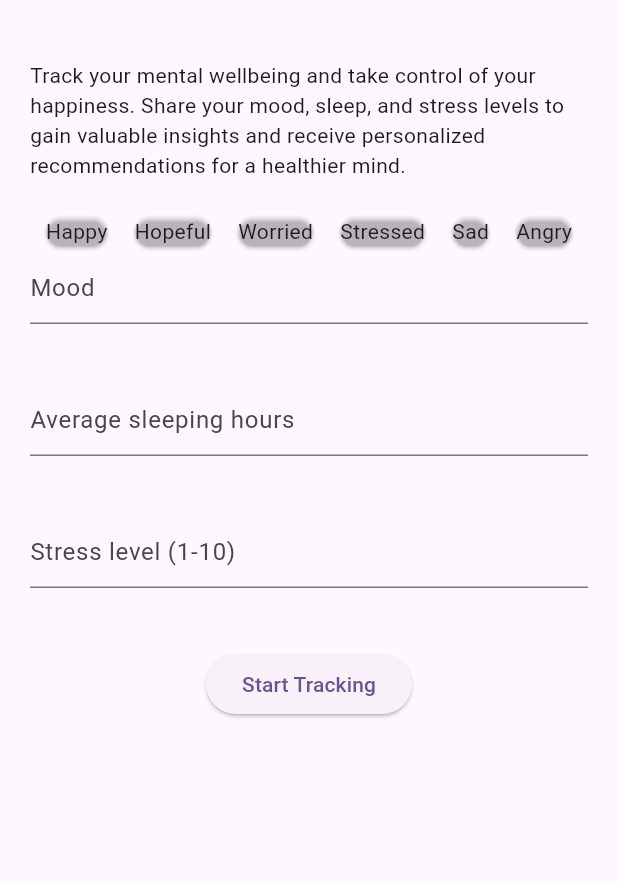
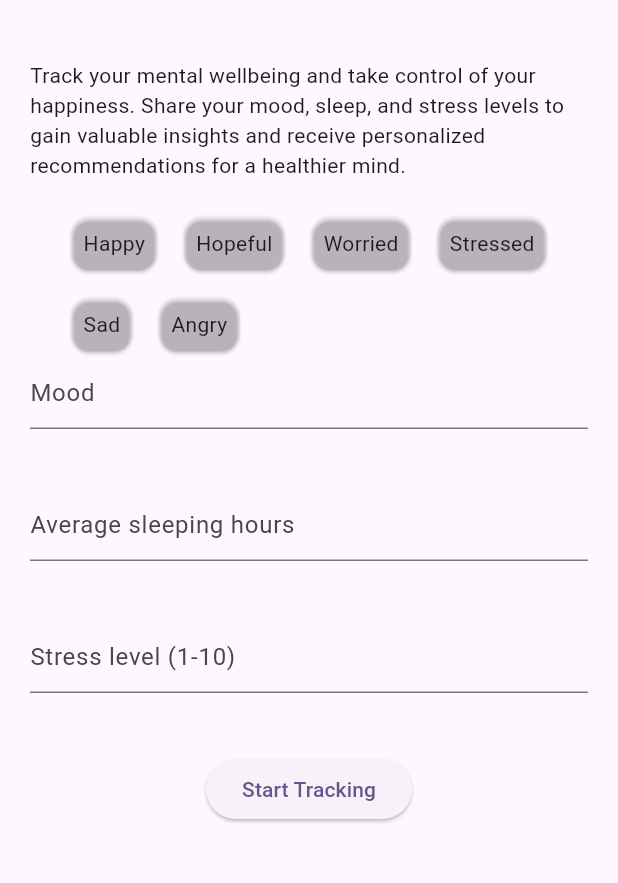
Before and after one commit to yusuf-umarr/MindBalance, a Flutter app: the screen it shows after launch, on a phone screen of 412 x 824 dp, the part 84-967 px from its top. Run offline on Flutter 3.47's test engine with Material 3 defaults, Android fonts, the phone set to English and light mode, and no system bars; our stand-ins replace google_generative_ai.

Commit message:
feat: implemented mood card

```diff
--- a/lib/home.dart
+++ b/lib/home.dart
@@ -122,7 +122,10 @@ String? currentMood;
           },
           child: Card(
             color: mood ==currentMood?Colors.blue:Colors.transparent,
-            child: Text(mood),));
+            child: Padding(
+              padding: const EdgeInsets.all(8.0),
+              child: Text(mood),
+            ),));
       } ).toList(),
     );
   }
```
